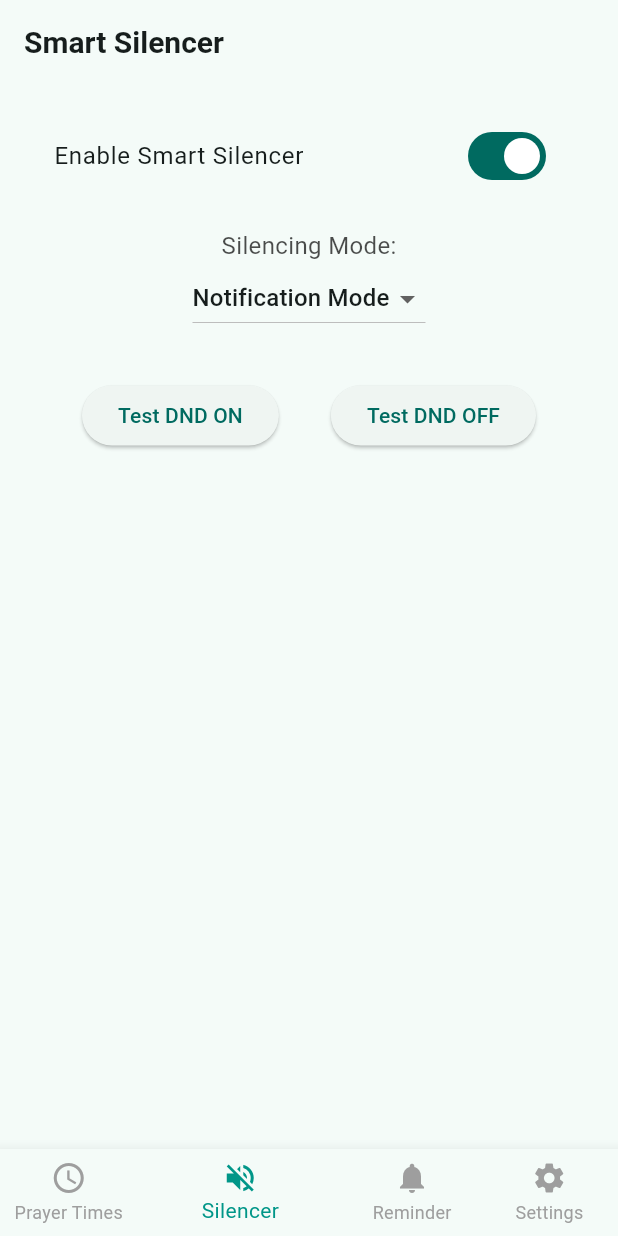
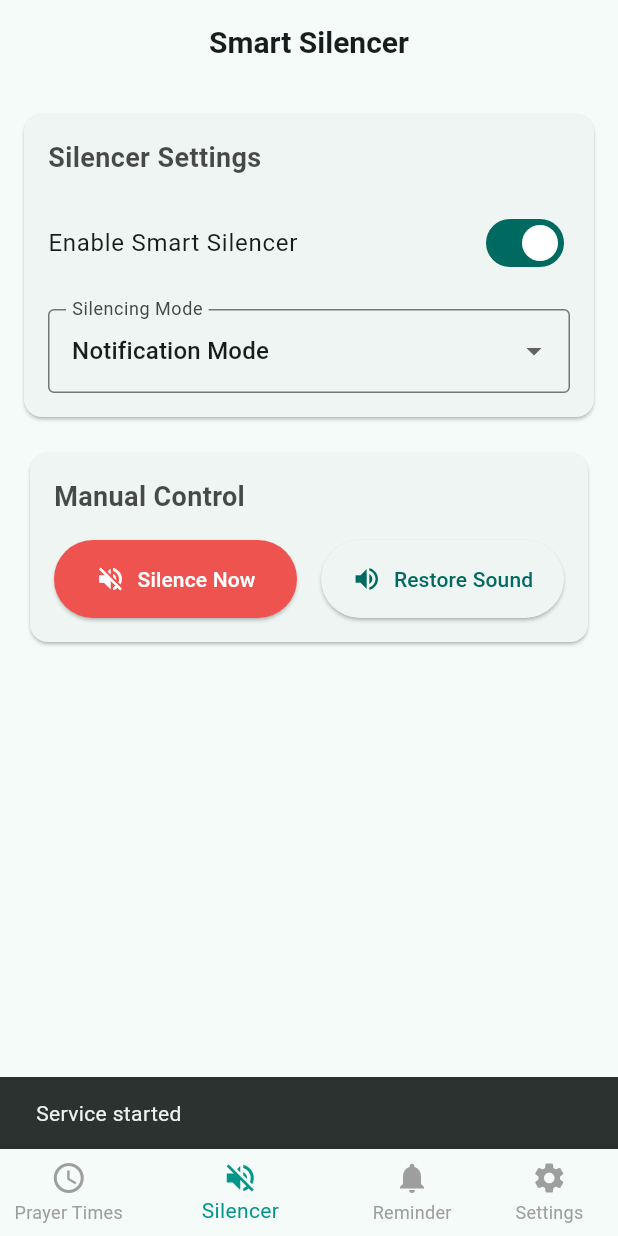
Before and after one commit to yxkenn/smartsilencerapp_fixed, a Flutter app: the screen it shows after launch, item 2 of the bottom bar chosen, after a tap on "Enable Smart Silencer", on a phone screen of 412 x 824 dp. Run offline on Flutter 3.47's test engine with Material 3 defaults, Android fonts, the phone set to English and light mode, and no system bars; our stand-ins replace adhan, flutter_local_notifications, geolocator, hijri, location, permission_handler and 1 more.

Commit message:
Initial commit of updated Smart Silencer

```diff
--- a/lib/smart_silencer_screen.dart
+++ b/lib/smart_silencer_screen.dart
@@ -1,3 +1,4 @@
+import 'dart:io';
 import 'package:flutter/material.dart';
 import 'package:flutter/services.dart';
 import 'package:permission_handler/permission_handler.dart';
@@ -11,118 +12,209 @@ class SmartSilencerScreen extends StatefulWidget {
 }
 
 class _SmartSilencerScreenState extends State<SmartSilencerScreen> {
-  bool _isActive = false;
-  String _mode = 'notification';
-  final _platform = const MethodChannel('com.smartsilencerapp/silencer');
+  final _platform = const MethodChannel('com.example.smartsilencerapp_fixed/foreground');
+  bool _isServiceRunning = false;
+  String _currentMode = 'notification';
 
   @override
   void initState() {
     super.initState();
     _loadSettings();
+    _checkServiceStatus();
   }
 
   Future<void> _loadSettings() async {
     final prefs = await SharedPreferences.getInstance();
     setState(() {
-      _isActive = prefs.getBool('silencer_active') ?? false;
-      _mode = prefs.getString('selectedMode') ?? 'notification';
+      _currentMode = prefs.getString('silencer_mode') ?? 'notification';
     });
   }
 
-  Future<bool> _checkPermissions() async {
-    final status = await [
+  Future<void> _saveSettings() async {
+    final prefs = await SharedPreferences.getInstance();
+    await prefs.setString('silencer_mode', _currentMode);
+  }
+
+  Future<void> _checkServiceStatus() async {
+    try {
+      final bool? isRunning = await _platform.invokeMethod('isServiceRunning');
+      setState(() => _isServiceRunning = isRunning ?? false);
+    } on PlatformException catch (e) {
+      debugPrint("Failed to check service status: ${e.message}");
+    }
+  }
+
+  Future<bool> _ensurePermissions() async {
+    final statuses = await [
       Permission.location,
       Permission.notification,
-      Permission.ignoreBatteryOptimizations,
+      if (Platform.isAndroid) Permission.ignoreBatteryOptimizations,
     ].request();
-
-    return status.values.every((s) => s.isGranted);
+    return statuses.values.every((status) => status.isGranted);
   }
 
-  Future<void> _toggleActive(bool value) async {
-    if (value && !await _checkPermissions()) {
+  Future<void> _toggleService(bool enable) async {
+    if (enable && !await _ensurePermissions()) {
       if (!mounted) return;
       ScaffoldMessenger.of(context).showSnackBar(
-        const SnackBar(content: Text('Required permissions not granted')));
+        const SnackBar(content: Text('Required permissions not granted')),
+      );
       return;
     }
 
-    final prefs = await SharedPreferences.getInstance();
-    await prefs.setBool('silencer_active', value);
+    try {
+      final String? result = await _platform.invokeMethod(
+        enable ? 'startService' : 'stopService',
+        {'mode': _currentMode},
+      );
 
-    try {
-      if (value) {
-        await _platform.invokeMethod('startSilencerService');
-      } else {
-        await _platform.invokeMethod('stopSilencerService');
-      }
       if (!mounted) return;
-      setState(() => _isActive = value);
+      setState(() => _isServiceRunning = enable);
+      ScaffoldMessenger.of(context).showSnackBar(
+        SnackBar(content: Text(result ?? (enable ? 'Service started' : 'Service stopped'))),
+      );
     } on PlatformException catch (e) {
       if (!mounted) return;
       ScaffoldMessenger.of(context).showSnackBar(
-        SnackBar(content: Text('Error: ${e.message}')));
+        SnackBar(content: Text('Error: ${e.message}')),
+      );
     }
   }
 
-  Future<void> _changeMode(String? mode) async {
-    if (mode == null) return;
-    await (await SharedPreferences.getInstance())
-        .setString('selectedMode', mode);
-    if (!mounted) return;
-    setState(() => _mode = mode);
-  }
-
-  Future<void> _testDndMode(bool enable) async {
+  Future<void> _toggleDnd(bool enable) async {
     try {
-      await _platform.invokeMethod('setDndMode', {'enable': enable});
+      final String? result = await _platform.invokeMethod('toggleDnd', {'enable': enable});
       if (!mounted) return;
       ScaffoldMessenger.of(context).showSnackBar(
-        SnackBar(content: Text(enable ? 'DND Enabled' : 'DND Disabled')));
+        SnackBar(content: Text(result ?? (enable ? 'DND activated' : 'DND deactivated'))),
+      );
     } on PlatformException catch (e) {
       if (!mounted) return;
       ScaffoldMessenger.of(context).showSnackBar(
-        SnackBar(content: Text('DND Error: ${e.message}')));
+        SnackBar(content: Text('DND Error: ${e.message}')),
+      );
+
+      if (e.code == 'DND_PERMISSION') {
+        await _platform.invokeMethod('requestDndPermission');
+      }
     }
   }
 
   @override
   Widget build(BuildContext context) {
     return Scaffold(
-      appBar: AppBar(title: const Text('Smart Silencer')),
-      body: Padding(
-        padding: const EdgeInsets.all(20),
+      appBar: AppBar(
+        title: const Text('Smart Silencer'),
+        centerTitle: true,
+      ),
+      body: SingleChildScrollView(
+        padding: const EdgeInsets.symmetric(horizontal: 16, vertical: 20),
         child: Column(
           children: [
+            // Service Control Card
+            Card(
+              margin: const EdgeInsets.only(bottom: 20),
+              child: Padding(
+                padding: const EdgeInsets.all(16),
+                child: Column(
+                  crossAxisAlignment: CrossAxisAlignment.stretch,
+                  children: [
+                    const Text(
+                      'Silencer Settings',
+                      style: TextStyle(
+                        fontSize: 18,
+                        fontWeight: FontWeight.bold,
+                      ),
+                    ),
+                    const SizedBox(height: 16),
                     SwitchListTile(
+                      contentPadding: EdgeInsets.zero,
                       title: const Text('Enable Smart Silencer'),
-              value: _isActive,
-              onChanged: _toggleActive,
+                      value: _isServiceRunning,
+                      onChanged: _toggleService,
                     ),
-            const SizedBox(height: 20),
-            const Text('Silencing Mode:', style: TextStyle(fontSize: 16)),
-            DropdownButton<String>(
-              value: _mode,
+                    const SizedBox(height: 16),
+                    DropdownButtonFormField<String>(
+                      value: _currentMode,
+                      decoration: const InputDecoration(
+                        labelText: 'Silencing Mode',
+                        border: OutlineInputBorder(),
+                        contentPadding: EdgeInsets.symmetric(horizontal: 12, vertical: 16),
+                      ),
                       items: const [
-                DropdownMenuItem(value: 'notification', child: Text('Notification Mode')),
-                DropdownMenuItem(value: 'gps', child: Text('GPS Mode')),
-                DropdownMenuItem(value: 'auto', child: Text('Auto Mode')),
-              ],
-              onChanged: _changeMode,
+                        DropdownMenuItem(
+                          value: 'notification',
+                          child: Text('Notification Mode'),
                         ),
-            const SizedBox(height: 30),
-            Row(
-              mainAxisAlignment: MainAxisAlignment.spaceEvenly,
-              children: [
-                ElevatedButton(
-                  onPressed: () => _testDndMode(true),
-                  child: const Text('Test DND ON'),
+                        DropdownMenuItem(
+                          value: 'gps',
+                          child: Text('GPS Mode'),
                         ),
-                ElevatedButton(
-                  onPressed: () => _testDndMode(false),
-                  child: const Text('Test DND OFF'),
+                        DropdownMenuItem(
+                          value: 'auto',
+                          child: Text('Auto Mode'),
                         ),
                       ],
+                      onChanged: (value) {
+                        if (value != null) {
+                          setState(() => _currentMode = value);
+                          _saveSettings();
+                          if (_isServiceRunning) {
+                            _toggleService(true); // Restart with new mode
+                          }
+                        }
+                      },
+                    ),
+                  ],
+                ),
+              ),
+            ),
+
+            // Manual Controls Card
+            Card(
+              child: Padding(
+                padding: const EdgeInsets.all(16),
+                child: Column(
+                  crossAxisAlignment: CrossAxisAlignment.stretch,
+                  children: [
+                    const Text(
+                      'Manual Control',
+                      style: TextStyle(
+                        fontSize: 18,
+                        fontWeight: FontWeight.bold,
+                      ),
+                    ),
+                    const SizedBox(height: 16),
+                    Row(
+                      children: [
+                        Expanded(
+                          child: ElevatedButton.icon(
+                            icon: const Icon(Icons.volume_off, size: 20),
+                            label: const Text('Silence Now'),
+                            onPressed: () => _toggleDnd(true),
+                            style: ElevatedButton.styleFrom(
+                              backgroundColor: Colors.red[400],
+                              foregroundColor: Colors.white,
+                              padding: const EdgeInsets.symmetric(vertical: 16),
+                            ),
+                          ),
+                        ),
+                        const SizedBox(width: 16),
+                        Expanded(
+                          child: ElevatedButton.icon(
+                            icon: const Icon(Icons.volume_up, size: 20),
+                            label: const Text('Restore Sound'),
+                            onPressed: () => _toggleDnd(false),
+                            style: ElevatedButton.styleFrom(
+                              padding: const EdgeInsets.symmetric(vertical: 16),
+                            ),
+                          ),
+                        ),
+                      ],
+                    ),
+                  ],
+                ),
+              ),
             ),
           ],
         ),
```
Also changed, not shown: 5 other files. Lines whose indentation alone changed are shown as unchanged.
